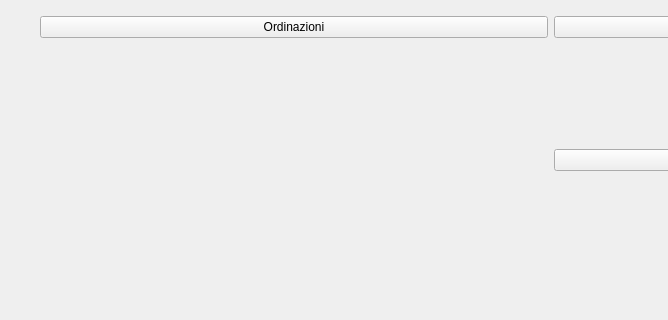
Above: gui/designer/pub/pub_home.ui from ritataa/ParthenoPub before the change; both pictures show x 0 to 668 and y 242 to 562 of the 1030 by 689 pixel window. Below: the same form after it.
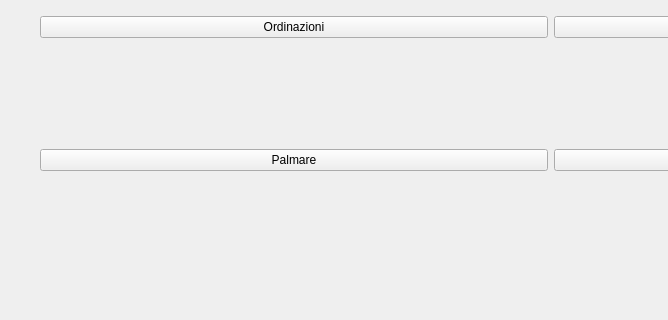
That is the form after the change.

What changed in the file:
```diff
--- a/gui/designer/pub/pub_home.ui
+++ b/gui/designer/pub/pub_home.ui
@@ -59,6 +59,13 @@
        </property>
       </widget>
      </item>
+     <item row="2" column="0">
+      <widget class="QPushButton" name="btn_cameriere">
+       <property name="text">
+        <string>Palmare</string>
+       </property>
+      </widget>
+     </item>
     </layout>
    </widget>
    <widget class="QLabel" name="label">
```
